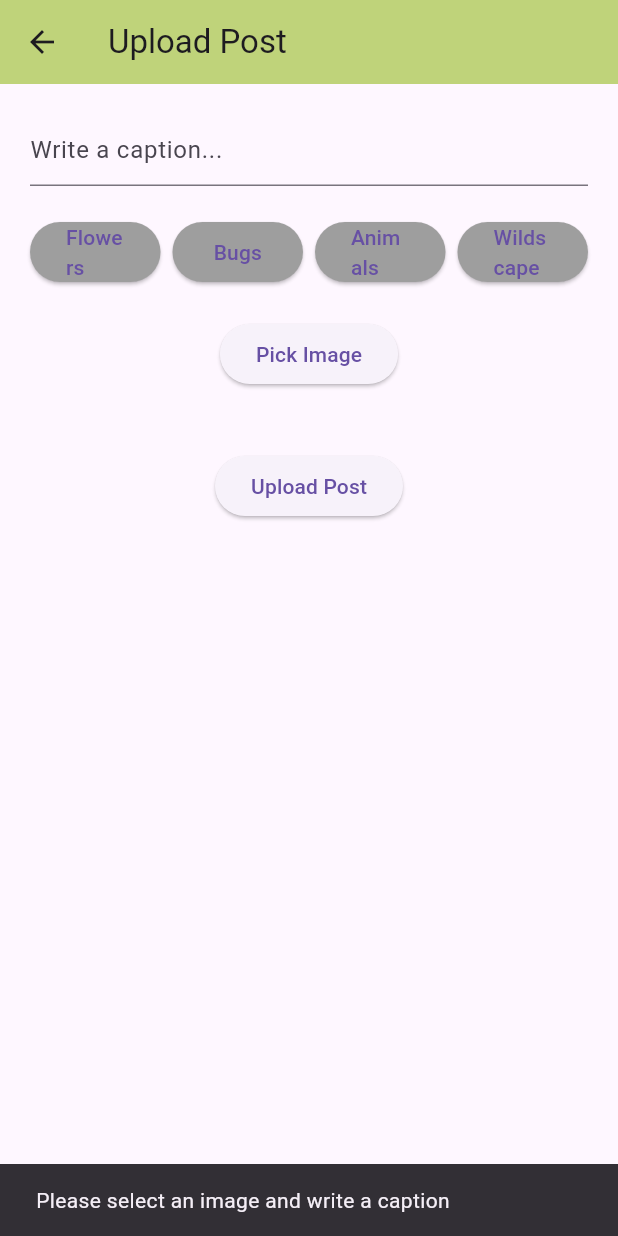
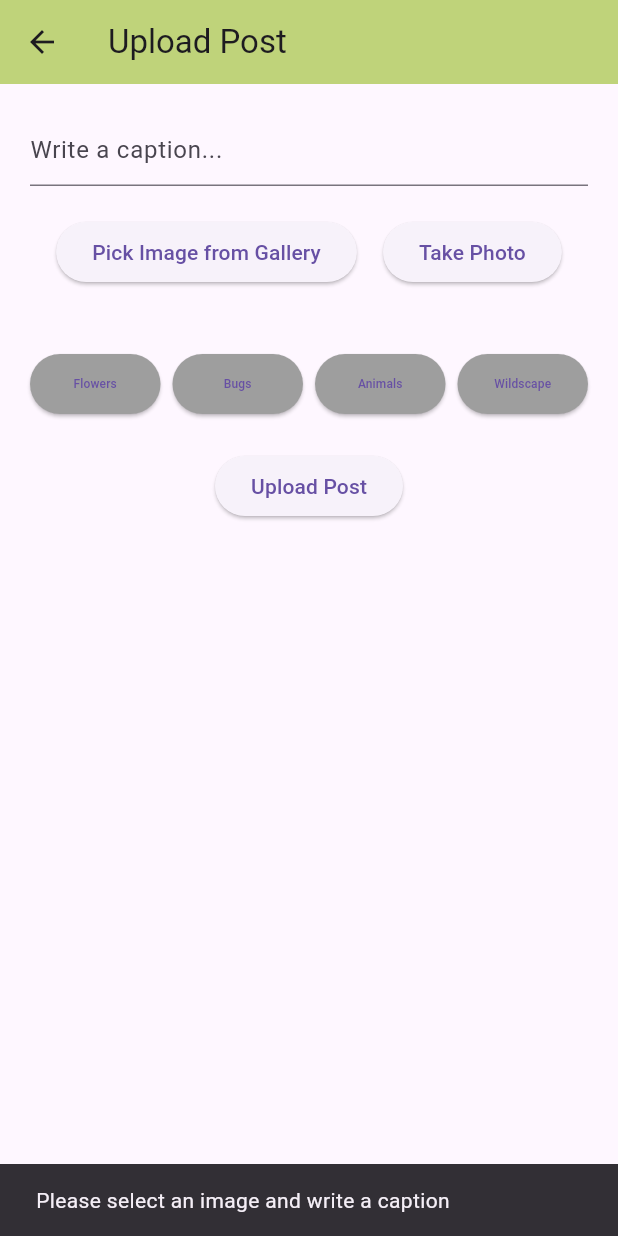
Before and after one commit to NavSysTom/TouchGrass, a Flutter app: the UploadPostPage screen opened directly, after a tap on "Upload Post", on a phone screen of 412 x 824 dp. Run offline on Flutter 3.47's test engine with Material 3 defaults, Android fonts, the phone set to English and light mode, and no system bars; our stand-ins replace cached_network_image, cloud_firestore, file_picker, firebase_auth, firebase_core, firebase_messaging and 3 more; accounts and stored records are empty.

Commit message:
features added - notification, personal story, bug fixed - aspect ratio on photos

```diff
--- a/touch_grass/lib/authenticate/home/pages/follower_page.dart
+++ b/touch_grass/lib/authenticate/home/pages/follower_page.dart
@@ -63,10 +63,8 @@ class FollowerPage extends StatelessWidget {
                     return const ListTile(title: Text("Loading"));
                   } else if (snapshot.hasData) {
                     final user = snapshot.data!;
-                    print('User found: ${user.name}');
                     return UserTile(user: user);
                   } else {
-                    print('User not found for UID: $uid');
                     return const ListTile(title: Text("User not found"));
                   }
                 },
--- a/touch_grass/lib/authenticate/home/pages/upload_post_page.dart
+++ b/touch_grass/lib/authenticate/home/pages/upload_post_page.dart
@@ -1,9 +1,11 @@
 import 'dart:io';
 import 'dart:typed_data';
+import 'package:cloud_firestore/cloud_firestore.dart';
 import 'package:file_picker/file_picker.dart';
 import 'package:flutter/foundation.dart' show kIsWeb;
 import 'package:flutter/material.dart';
 import 'package:flutter_bloc/flutter_bloc.dart';
+import 'package:image_picker/image_picker.dart';
 import 'package:touch_grass/authenticate/auth_cubit.dart';
 import 'package:touch_grass/posts/post.dart';
 import 'package:touch_grass/posts/post_cubit.dart';
@@ -30,6 +32,15 @@ class _UploadPostPageState extends State<UploadPostPage> {
 void initState() {
   super.initState();
   getCurrentUser();
+
+  // Check if the user has posted recently
+  hasPostedRecently().then((postedRecently) {
+    if (!postedRecently) {
+      ScaffoldMessenger.of(context).showSnackBar(
+        const SnackBar(content: Text('Don’t forget to post to keep your streak alive!')),
+      );
+    }
+  });
 }
 
   void getCurrentUser() async {
@@ -37,7 +48,20 @@ class _UploadPostPageState extends State<UploadPostPage> {
     currentUser = authCubit.currentUser;
   }
 
-  Future<void> pickImage() async {
+  Future<void> pickImage({bool fromCamera = false}) async {
+    if (fromCamera) {
+      final picker = ImagePicker();
+      final pickedFile = await picker.pickImage(source: ImageSource.camera);
+      if (pickedFile != null) {
+        setState(() {
+          imagePickedFile = PlatformFile(
+            path: pickedFile.path,
+            name: pickedFile.name,
+            size: File(pickedFile.path).lengthSync(),
+          );
+        });
+      }
+    } else {
       final result = await FilePicker.platform.pickFiles(
         type: FileType.image,
         withData: kIsWeb,
@@ -46,11 +70,33 @@ class _UploadPostPageState extends State<UploadPostPage> {
       if (result != null) {
         setState(() {
           imagePickedFile = result.files.first;
-      });
-    }
           if (kIsWeb) {
             webImage = imagePickedFile!.bytes;
           }
+        });
+      }
+    }
+  }
+  Future<bool> hasPostedRecently() async {
+  try {
+    final userId = currentUser!.uid;
+    final userDoc = await FirebaseFirestore.instance.collection('users').doc(userId).get();
+
+    if (userDoc.exists) {
+      final lastPostTimestamp = userDoc.data()?['lastPostTime'] as Timestamp?;
+      if (lastPostTimestamp != null) {
+        final lastPostTime = lastPostTimestamp.toDate();
+        final now = DateTime.now();
+
+        // Check if the last post was within the last 4 hours
+        final difference = now.difference(lastPostTime);
+        return difference.inHours < 4;
+      }
+    }
+  } catch (e) {
+    print('Error checking last post time: $e');
+  }
+  return false;
 }
 
 void uploadPost() async {
@@ -77,6 +123,33 @@ class _UploadPostPageState extends State<UploadPostPage> {
     postCubit.createPost(newPost, imageWebBytes: imagePickedFile?.bytes);
   } else {
     postCubit.createPost(newPost, imageMobilePath: imagePickedFile?.path);
+  }
+
+  // Update lastPostTime in Firebase
+  try {
+    final userId = currentUser!.uid;
+    final userDoc = FirebaseFirestore.instance.collection('users').doc(userId);
+
+    await userDoc.set({
+      'lastPostTime': FieldValue.serverTimestamp(), // Update last post time
+    }, SetOptions(merge: true));
+
+    if (!mounted) return; // Ensure context is still valid
+    ScaffoldMessenger.of(context).showSnackBar(
+      const SnackBar(content: Text('Post uploaded successfully!')),
+    );
+
+    // Clear the text field and image
+    setState(() {
+      textController.clear();
+      imagePickedFile = null;
+      webImage = null;
+    });
+  } catch (e) {
+    if (!mounted) return; // Ensure context is still valid
+    ScaffoldMessenger.of(context).showSnackBar(
+      SnackBar(content: Text('Failed to update last post time: $e')),
+    );
   }
   }
 
@@ -139,6 +212,43 @@ class _UploadPostPageState extends State<UploadPostPage> {
           Row(
             mainAxisAlignment: MainAxisAlignment.spaceEvenly,
             children: [
+              ElevatedButton(
+                onPressed: () => pickImage(fromCamera: false),
+                child: const Text('Pick Image from Gallery'),
+              ),
+              ElevatedButton(
+                onPressed: () => pickImage(fromCamera: true),
+                child: const Text('Take Photo'),
+              ),
+            ],
+          ),
+          const SizedBox(height: 20),
+          if (imagePickedFile != null)
+            Container(
+              height: 200,
+              width: double.infinity,
+              decoration: BoxDecoration(
+                color: Colors.white, // Background color for the container
+                border: Border.all(color: Colors.grey, width: 2),
+                borderRadius: BorderRadius.circular(8),
+              ),
+              child: ClipRRect(
+                borderRadius: BorderRadius.circular(8),
+                child: kIsWeb
+                    ? Image.memory(
+                        webImage!,
+                        fit: BoxFit.contain, // Ensures the full image is visible
+                      )
+                    : Image.file(
+                        File(imagePickedFile!.path!),
+                        fit: BoxFit.contain, // Ensures the full image is visible
+                      ),
+              ),
+            ),
+          const SizedBox(height: 20),
+          Row(
+            mainAxisAlignment: MainAxisAlignment.spaceEvenly,
+            children: [
               Expanded(
                 child: ElevatedButton(
                   onPressed: () => setState(() => selectedCategory = 'flowers'),
@@ -147,7 +257,11 @@ class _UploadPostPageState extends State<UploadPostPage> {
                         ? Colors.green
                         : Colors.grey,
                   ),
-                    child: const Text('Flowers'),
+                  child: const Text(
+                    'Flowers',
+                    style: TextStyle(fontSize: 8),
+                    textAlign: TextAlign.center,
+                  ),
                 ),
               ),
               const SizedBox(width: 8),
@@ -155,9 +269,15 @@ class _UploadPostPageState extends State<UploadPostPage> {
                 child: ElevatedButton(
                   onPressed: () => setState(() => selectedCategory = 'bugs'),
                   style: ElevatedButton.styleFrom(
-                      backgroundColor: selectedCategory == 'bugs' ? Colors.green : Colors.grey,
+                    backgroundColor: selectedCategory == 'bugs'
+                        ? Colors.green
+                        : Colors.grey,
                   ),
-                    child: const Text('Bugs'),
+                  child: const Text(
+                    'Bugs',
+                    style: TextStyle(fontSize: 8),
+                    textAlign: TextAlign.center,
+                  ),
                 ),
               ),
               const SizedBox(width: 8),
@@ -169,7 +289,11 @@ class _UploadPostPageState extends State<UploadPostPage> {
                         ? Colors.green
                         : Colors.grey,
                   ),
-                    child: const Text('Animals'),
+                  child: const Text(
+                    'Animals',
+                    style: TextStyle(fontSize: 8),
+                    textAlign: TextAlign.center,
+                  ),
                 ),
               ),
               const SizedBox(width: 8),
@@ -181,21 +305,15 @@ class _UploadPostPageState extends State<UploadPostPage> {
                         ? Colors.green
                         : Colors.grey,
                   ),
-                    child: const Text('Wildscape'),
+                  child: const Text(
+                    'Wildscape',
+                    style: TextStyle(fontSize: 8),
+                    textAlign: TextAlign.center,
+                  ),
                 ),
               ),
             ],
           ),
-            const SizedBox(height: 20),
-            ElevatedButton(
-              onPressed: pickImage,
-              child: const Text('Pick Image'),
-            ),
-            const SizedBox(height: 20),
-            if (imagePickedFile != null)
-              kIsWeb
-                  ? Image.memory(webImage!, height: 200)
-                  : Image.file(File(imagePickedFile!.path!), height: 200),
           const SizedBox(height: 20),
           ElevatedButton(
             onPressed: uploadPost,
--- a/touch_grass/lib/posts/post_cubit.dart
+++ b/touch_grass/lib/posts/post_cubit.dart
@@ -36,6 +36,10 @@ class PostCubit extends Cubit<PostState> {
       final streakCount = await _getStreakCount(userId);
       final lastPostDate = await _getLastPostDate(userId);
       final now = DateTime.now();
+      final usersCollection = firestore.collection('users');
+      await usersCollection.doc(userId).set({
+        'hasPostedToday': true,
+      });
 
       if (lastPostDate == null || now.difference(lastPostDate.toDate()).inHours >= 36) {
         // Reset streak count if more than 48 hours have passed
```
Also changed, not shown: touch_grass/lib/authenticate/home/pages/journey_page.dart (added, +343 -0 lines), touch_grass/lib/components/drawer.dart (+11 -0 lines), touch_grass/lib/components/post_tile.dart (+14 -59 lines), touch_grass/lib/data/firebase_auth.dart (+5 -11 lines), touch_grass/lib/notifications/firebase_api.dart (+0 -8 lines), firebase.json (added), 13 other files. Lines whose indentation alone changed are shown as unchanged.
